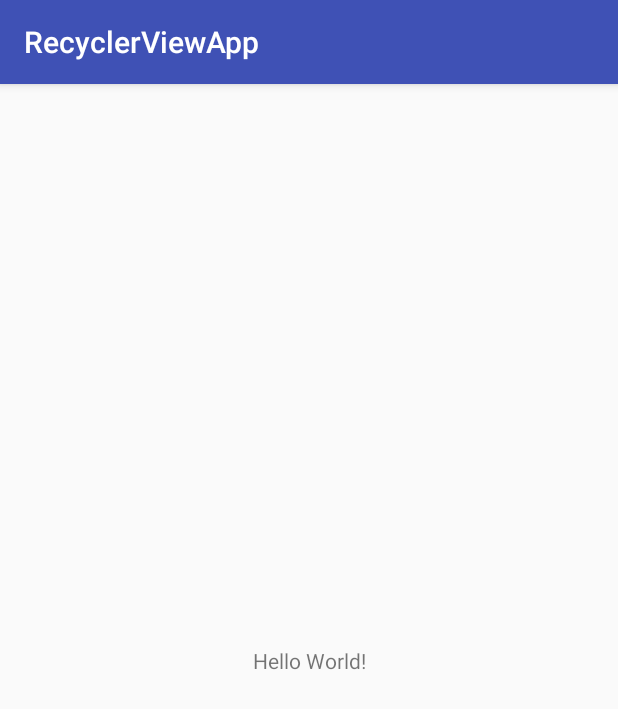
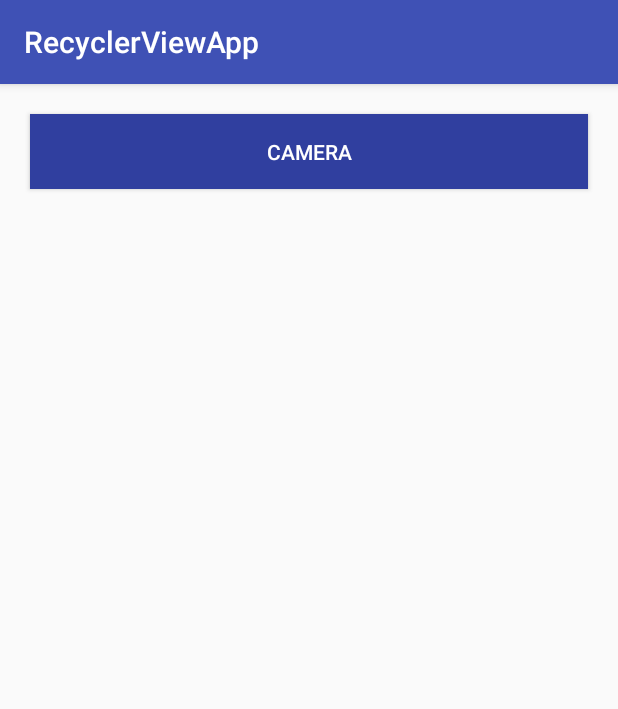
Before and after one commit to SPKB24/recyclerview, an Android app: the screen it shows after launch (MainActivity), on a phone screen of 412 x 824 dp. Shown: the top 709 px of the screen. Run offline under Robolectric (Android 15) with nearby library versions, the phone set to English and light mode, and no system bars.

Commit message:
Fix merge conflicts

```diff
--- a/RecyclerViewApp/app/build.gradle
+++ b/RecyclerViewApp/app/build.gradle
@@ -26,7 +26,7 @@ dependencies {
     androidTestImplementation 'com.android.support.test:runner:1.0.1'
     androidTestImplementation 'com.android.support.test.espresso:espresso-core:3.0.1'
     compile 'com.clarifai.clarifai-api2:core:2.3.0'
-
+    compile 'com.mindorks:paracamera:0.2.2'
 }
 
 repositories {
--- a/RecyclerViewApp/app/src/main/AndroidManifest.xml
+++ b/RecyclerViewApp/app/src/main/AndroidManifest.xml
@@ -5,6 +5,7 @@
     <uses-permission android:name="android.permission.INTERNET" />
     <uses-permission android:name="android.permission.ACCESS_NETWORK_STATE" />
 
+    <uses-permission android:name="android.permission.WRITE_EXTERNAL_STORAGE" />
 
     <application
         android:allowBackup="true"
@@ -20,6 +21,7 @@
                 <category android:name="android.intent.category.LAUNCHER" />
             </intent-filter>
         </activity>
+        <activity android:name=".CameraActivity" />
     </application>
 
 </manifest>
--- a/RecyclerViewApp/app/src/main/java/com/sohit/hackae/recyclerviewapp/MainActivity.java
+++ b/RecyclerViewApp/app/src/main/java/com/sohit/hackae/recyclerviewapp/MainActivity.java
@@ -1,13 +1,27 @@
 package com.sohit.hackae.recyclerviewapp;
 
+import android.content.Intent;
 import android.support.v7.app.AppCompatActivity;
 import android.os.Bundle;
+import android.view.View;
+import android.widget.Button;
 
 public class MainActivity extends AppCompatActivity {
+
+    private Button cameraBtn;
 
     @Override
     protected void onCreate(Bundle savedInstanceState) {
         super.onCreate(savedInstanceState);
         setContentView(R.layout.activity_main);
+
+        cameraBtn = findViewById(R.id.cameraBtn);
+        cameraBtn.setOnClickListener(new View.OnClickListener() {
+            @Override
+            public void onClick(View view) {
+                Intent intent = new Intent(MainActivity.this, CameraActivity.class);
+                startActivity(intent);
+            }
+        });
     }
 }
--- a/RecyclerViewApp/app/src/main/res/layout/activity_main.xml
+++ b/RecyclerViewApp/app/src/main/res/layout/activity_main.xml
@@ -1,18 +1,21 @@
 <?xml version="1.0" encoding="utf-8"?>
-<android.support.constraint.ConstraintLayout xmlns:android="http://schemas.android.com/apk/res/android"
+<LinearLayout xmlns:android="http://schemas.android.com/apk/res/android"
     xmlns:app="http://schemas.android.com/apk/res-auto"
     xmlns:tools="http://schemas.android.com/tools"
     android:layout_width="match_parent"
     android:layout_height="match_parent"
+    android:orientation="vertical"
     tools:context="com.sohit.hackae.recyclerviewapp.MainActivity">
 
-    <TextView
-        android:layout_width="wrap_content"
-        android:layout_height="wrap_content"
-        android:text="Hello World!"
-        app:layout_constraintBottom_toBottomOf="parent"
-        app:layout_constraintLeft_toLeftOf="parent"
-        app:layout_constraintRight_toRightOf="parent"
-        app:layout_constraintTop_toTopOf="parent" />
+    <Button
+        android:id="@+id/cameraBtn"
+        android:layout_width="match_parent"
+        android:layout_height="50dp"
+        android:layout_gravity="center_horizontal"
+        android:gravity="center"
+        android:layout_margin="20dp"
+        android:text="@string/camera_btn_text"
+        android:textColor="#FFFFFF"
+        android:background="@color/colorPrimaryDark"/>
 
-</android.support.constraint.ConstraintLayout>
+</LinearLayout>
--- a/RecyclerViewApp/app/src/main/res/values/colors.xml
+++ b/RecyclerViewApp/app/src/main/res/values/colors.xml
@@ -3,4 +3,6 @@
     <color name="colorPrimary">#3F51B5</color>
     <color name="colorPrimaryDark">#303F9F</color>
     <color name="colorAccent">#FF4081</color>
+    <color name="white">#FFFFFF</color>
+    <color name="black">#000000</color>
 </resources>
--- /dev/null
+++ b/RecyclerViewApp/app/src/main/res/values/dimens.xml
@@ -0,0 +1,5 @@
+<resources>
+    <!-- Default screen margins, per the Android Design guidelines. -->
+    <dimen name="activity_horizontal_margin">16dp</dimen>
+    <dimen name="activity_vertical_margin">16dp</dimen>
+</resources>
--- a/RecyclerViewApp/app/src/main/res/values/strings.xml
+++ b/RecyclerViewApp/app/src/main/res/values/strings.xml
@@ -1,3 +1,7 @@
 <resources>
     <string name="app_name">RecyclerViewApp</string>
+    <string name="camera_btn_text">Camera</string>
+
+    <!-- TODO: Remove or change this placeholder text -->
+    <string name="hello_blank_fragment">Hello blank fragment</string>
 </resources>
```
Also changed, not shown: RecyclerViewApp/app/src/main/java/com/sohit/hackae/recyclerviewapp/CameraActivity.java (added, +13 -0 lines), RecyclerViewApp/app/src/main/java/com/sohit/hackae/recyclerviewapp/CameraFragment.java (added, +72 -0 lines), RecyclerViewApp/app/src/main/res/layout/activity_camera.xml (added, +17 -0 lines), RecyclerViewApp/app/src/main/res/layout/fragment_camera.xml (added, +32 -0 lines).
